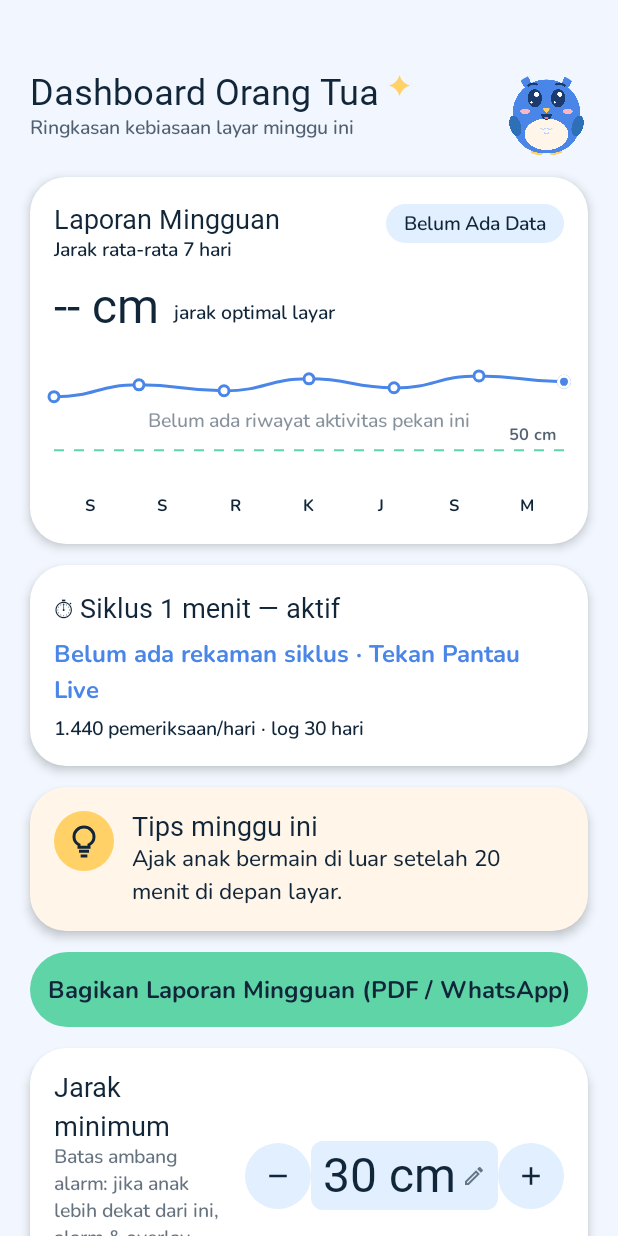
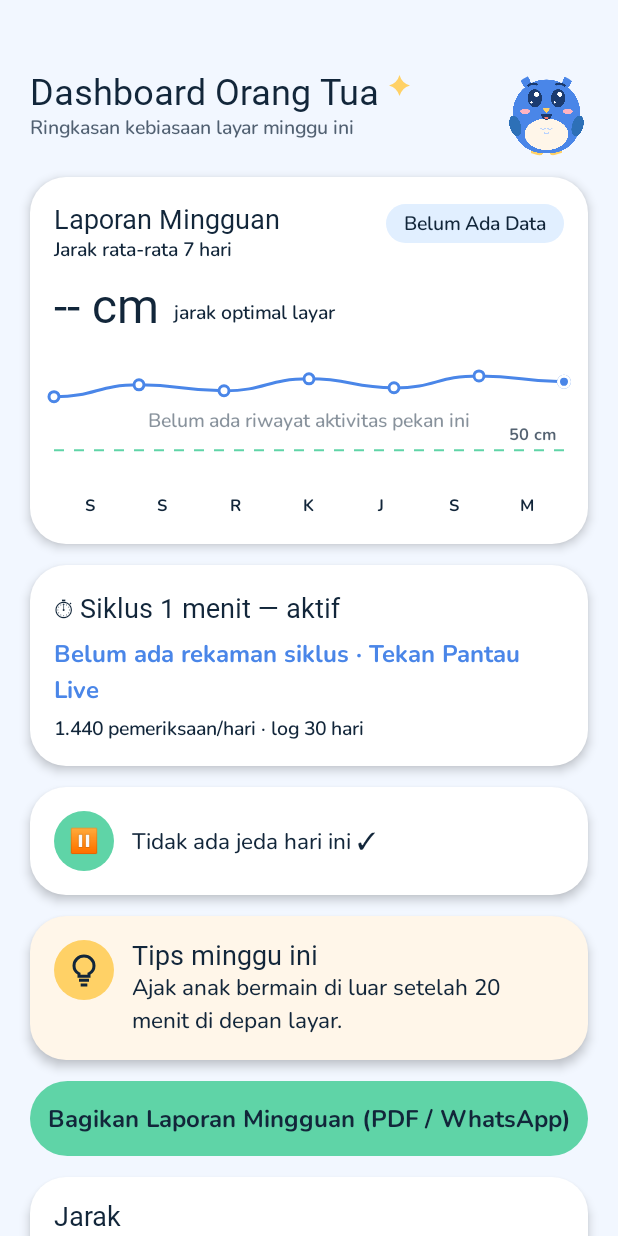
Before and after one commit to cruzhgggggg-coder/JAGA_MATA, an Android app built with Jetpack Compose: the DashboardScreen screen opened through its navigation route, on a phone screen of 412 x 824 dp. Run offline under Robolectric (Android 15) with nearby library versions, the phone set to English and light mode, and no system bars; our stand-ins replace Room's generated code; libraries missing offline, so code that uses them is left out: androidx.camera.core, androidx.camera.lifecycle; Roboto replaces fonts that are not available here.

Commit message:
fix(parent-gate): DEV-38 transparansi jeda di Dashboard ortu + laporan perbaikan
- Kartu 'Sesi dijeda: N kali hari ini' / 'Tidak ada jeda hari ini' (data dari violation_logs PAUSED_BY_CHILD, tengah malam lokal)

- ViolationDao.countByTypeSince + DashboardViewModel.pausedSessionsToday

- 4 test (2 DAO + 2 day-window); laporan lengkap di docs/LAPORAN_PERBAIKAN_KONTROL_ORTU.md

```diff
--- a/app/src/main/java/com/jagamata/app/data/dao/ViolationDao.kt
+++ b/app/src/main/java/com/jagamata/app/data/dao/ViolationDao.kt
@@ -13,6 +13,12 @@ interface ViolationDao {
     @Query("SELECT * FROM violation_logs WHERE timestampMs >= :sinceMs ORDER BY timestampMs ASC")
     suspend fun getSince(sinceMs: Long): List<ViolationLog>
 
+    @Query("SELECT COUNT(*) FROM violation_logs WHERE type = :type AND timestampMs >= :sinceMs")
+    suspend fun countByTypeSince(
+        type: String,
+        sinceMs: Long,
+    ): Int
+
     @Query("SELECT * FROM violation_logs ORDER BY timestampMs DESC")
     suspend fun getAll(): List<ViolationLog>
 
--- a/app/src/main/java/com/jagamata/app/ui/parent/DashboardScreen.kt
+++ b/app/src/main/java/com/jagamata/app/ui/parent/DashboardScreen.kt
@@ -1,5 +1,6 @@
 package com.jagamata.app.ui.parent
 
+import android.widget.Toast
 import androidx.compose.foundation.Canvas
 import androidx.compose.foundation.background
 import androidx.compose.foundation.clickable
@@ -43,9 +44,6 @@ import androidx.compose.runtime.mutableIntStateOf
 import androidx.compose.runtime.mutableStateOf
 import androidx.compose.runtime.remember
 import androidx.compose.runtime.setValue
-import android.widget.Toast
-import com.jagamata.app.ui.theme.PrimaryDark
-import com.jagamata.app.ui.theme.SurfaceAlt
 import androidx.compose.ui.Alignment
 import androidx.compose.ui.Modifier
 import androidx.compose.ui.draw.clip
@@ -70,6 +68,7 @@ import com.jagamata.app.ui.theme.Cream
 import com.jagamata.app.ui.theme.Ink
 import com.jagamata.app.ui.theme.Mint
 import com.jagamata.app.ui.theme.Primary
+import com.jagamata.app.ui.theme.PrimaryDark
 import com.jagamata.app.ui.theme.Sunny
 import com.jagamata.app.ui.theme.Surface
 import com.jagamata.app.ui.theme.SurfaceAlt
@@ -261,6 +260,7 @@ fun DashboardScreen(
                 onClick = onOpenDailyStats,
             )
             CycleCard(state = state)
+            PausedSessionsCard(pausedCount = state.pausedSessionsToday)
             TipsCard()
             ShareButton(onClick = onOpenReport)
             MinDistanceCard(
@@ -327,8 +327,10 @@ private fun buildWeeklyChartValues(
 }
 
 /** Rollup harian hanya menyimpan hitungan pelanggaran; jarak diperkirakan dari ambang + margin - penalti pelanggaran. */
-private fun estimateDayDistanceCm(day: DailyStats, thresholdCm: Float): Float =
-    (thresholdCm + 5f - day.closeViolations * 2.5f).coerceIn(20f, 60f)
+private fun estimateDayDistanceCm(
+    day: DailyStats,
+    thresholdCm: Float,
+): Float = (thresholdCm + 5f - day.closeViolations * 2.5f).coerceIn(20f, 60f)
 
 @Composable
 private fun WeeklyReportCard(
@@ -416,9 +418,10 @@ private fun WeeklyReportCard(
 
         Spacer(modifier = Modifier.height(12.dp))
 
-        val realValues: List<Float> = remember(state.dailyStats, state.dailyAvgDistanceCm, thresholdCm) {
-            buildWeeklyChartValues(state, thresholdCm)
-        }
+        val realValues: List<Float> =
+            remember(state.dailyStats, state.dailyAvgDistanceCm, thresholdCm) {
+                buildWeeklyChartValues(state, thresholdCm)
+            }
         val chartValues: List<Float> = if (realValues.isEmpty()) DummyDailyCm else realValues
         val showEmptyState = realValues.size < 2
 
@@ -587,6 +590,47 @@ private fun CycleCard(state: DashboardViewModel.UiState) {
             style = MaterialTheme.typography.bodySmall,
             color = Ink,
         )
+    }
+}
+
+/** Transparansi jeda sesi hari ini (DEV-38) — selalu tampil, netral/positif bila nol. */
+@Composable
+private fun PausedSessionsCard(pausedCount: Int) {
+    val hasPause = pausedCount > 0
+    JagaCard(
+        containerColor = if (hasPause) Cream else Surface,
+        contentPadding = PaddingValues(horizontal = 16.dp, vertical = 16.dp),
+    ) {
+        Row(
+            modifier = Modifier.fillMaxWidth(),
+            horizontalArrangement = Arrangement.spacedBy(12.dp),
+            verticalAlignment = Alignment.CenterVertically,
+        ) {
+            Box(
+                modifier =
+                    Modifier
+                        .size(40.dp)
+                        .clip(CircleShape)
+                        .background(if (hasPause) Sunny else Mint),
+                contentAlignment = Alignment.Center,
+            ) {
+                Text(
+                    text = "⏸",
+                    style = MaterialTheme.typography.titleMedium,
+                    color = Ink,
+                )
+            }
+            Text(
+                text =
+                    if (hasPause) {
+                        stringResource(R.string.dashboard_paused_count, pausedCount)
+                    } else {
+                        stringResource(R.string.dashboard_paused_none)
+                    },
+                style = MaterialTheme.typography.bodyMedium,
+                color = Ink,
+            )
+        }
     }
 }
 
--- a/app/src/main/java/com/jagamata/app/ui/viewModel/DashboardViewModel.kt
+++ b/app/src/main/java/com/jagamata/app/ui/viewModel/DashboardViewModel.kt
@@ -28,6 +28,7 @@ class DashboardViewModel(
         val riskLevel: RiskLevel = RiskLevel.OK,
         val dailyStats: List<DailyStats> = emptyList(),
         val dailyAvgDistanceCm: Map<Long, Float> = emptyMap(),
+        val pausedSessionsToday: Int = 0,
         val isMonitoring: Boolean = false,
     )
 
@@ -58,11 +59,14 @@ class DashboardViewModel(
             val since = System.currentTimeMillis() - WEEK_MS
             val snapshots = database.snapshotDao().getSince(since)
             val daily = database.dailyDao().getSince((since / DAY_MS))
+            val pausedToday =
+                database.violationDao().countByTypeSince(TYPE_PAUSED_BY_CHILD, dayStartMs())
             _uiState.value =
                 _uiState.value.copy(
                     weeklyCloseViolations = snapshots.count { it.violations.contains("TOO_CLOSE") },
                     weeklyDarkMinutes = snapshots.count { (it.avgLux ?: Float.MAX_VALUE) < 150f },
                     weeklyPostureViolations = snapshots.count { it.violations.contains("BAD_POSTURE") },
+                    pausedSessionsToday = pausedToday,
                     dailyStats = daily,
                     dailyAvgDistanceCm =
                         snapshots
@@ -76,5 +80,17 @@ class DashboardViewModel(
     companion object {
         private const val DAY_MS = 86_400_000L
         private const val WEEK_MS = 7 * DAY_MS
+        private const val TYPE_PAUSED_BY_CHILD = "PAUSED_BY_CHILD"
     }
 }
+
+/** Awal hari kalender lokal (00:00.000) untuk [nowMs] — jendela hitungan "hari ini". */
+internal fun dayStartMs(nowMs: Long = System.currentTimeMillis()): Long {
+    val cal = java.util.Calendar.getInstance()
+    cal.timeInMillis = nowMs
+    cal.set(java.util.Calendar.HOUR_OF_DAY, 0)
+    cal.set(java.util.Calendar.MINUTE, 0)
+    cal.set(java.util.Calendar.SECOND, 0)
+    cal.set(java.util.Calendar.MILLISECOND, 0)
+    return cal.timeInMillis
+}
```
Also changed, not shown: 3 other files.
